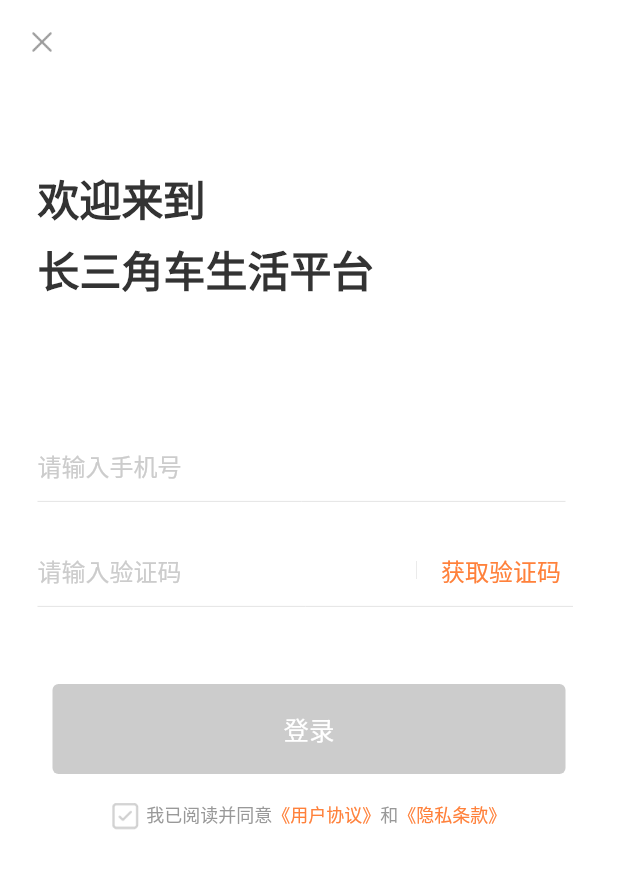
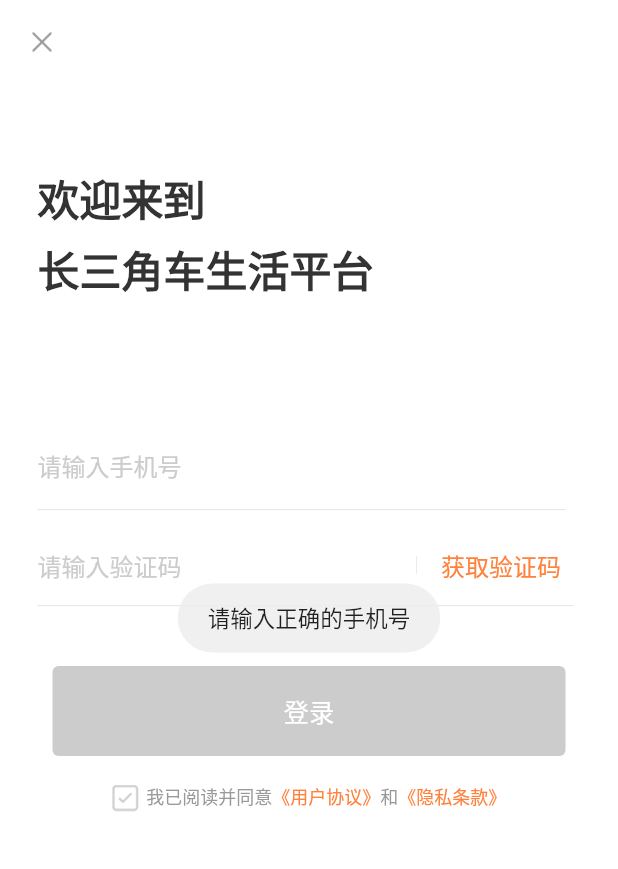
Before and after one commit to BillyZD/flutter, a Flutter app: the VerityCodeLoginWidget screen opened directly, after a tap on "登录", on a phone screen of 412 x 824 dp. Shown: the top 869 px of the screen. Run offline on Flutter 3.47's test engine with Material 2 defaults, Android fonts, the phone set to English and light mode, and no system bars; our stand-ins replace fluttertoast.

Commit message:
完成登录界面

```diff
--- /dev/null
+++ b/lib/Login/LoginModel.dart
@@ -0,0 +1,40 @@
+
+/*登录模型*/
+class LoginModel{
+
+  /*手机号最大长度*/
+  int maxPhoneCount = 11;
+
+  /*验证码最大长度*/
+  int maxVerityCode = 4;
+
+  /*是否选中协议*/
+  bool isSelectProtocol = false;
+
+  /*手机号*/
+  String? phoneText;
+
+  /*验证码*/
+  String? verityCode;
+
+  /*信息是否输入完成*/
+  bool isComplete() {
+    if (this.getErrText() == null){
+      return true;
+    }
+    return false;
+  }
+
+  /*获取错误信息*/
+  String? getErrText() {
+    if (this.phoneText == null || this.phoneText?.length != this.maxPhoneCount){
+      return '请输入正确的手机号';
+    }else if (this.verityCode == null || this.verityCode?.length != this.maxVerityCode){
+      return '请输入正确的验证码';
+    }else if (!this.isSelectProtocol) {
+      return '请同意协议';
+    }
+    return null;
+  }
+
+}
--- a/lib/Login/VerityCodeLoginWidget.dart
+++ b/lib/Login/VerityCodeLoginWidget.dart
@@ -1,8 +1,11 @@
 
 import 'package:flutter/gestures.dart';
 import 'package:flutter/material.dart';
+import 'package:flutter/rendering.dart';
+import 'package:flutter/services.dart';
 import 'package:flutter_app/Tool/TimerButtonWidget.dart';
 import 'package:flutter_app/Tool/ToolToastWidget.dart';
+import 'package:flutter_app/Login/LoginModel.dart';
 
 /*登录界面*/
 class VerityCodeLoginWidget extends StatefulWidget {
@@ -15,11 +18,12 @@ class VerityCodeLoginWidget extends StatefulWidget {
 
 class _VerityCodeLoginWidgetState extends State<VerityCodeLoginWidget> {
 
-  /*是否选中协议*/
-  bool isSelect = false;
-
-  /*按钮是否为可选中状态*/
-  bool isAllowLogin = false;
+  /*
+  * 登录模型
+  *
+  * 矫正信息是否输入完整
+  */
+  LoginModel loginModel = LoginModel();
 
   /*监听手机号输入框*/
   TextEditingController phoneController = TextEditingController();
@@ -66,10 +70,10 @@ class _VerityCodeLoginWidgetState extends State<VerityCodeLoginWidget> {
                         SizedBox(height: 40,),
                         this.getLoginButton(),
                         SizedBox(height: 18,),
-                        Center(child: this.getRichText(),)
+                        Center(child: this.getRichText(),),
                       ],
                     )
-                ))
+                )),
               ],
             )
         ),
@@ -97,13 +101,19 @@ class _VerityCodeLoginWidgetState extends State<VerityCodeLoginWidget> {
     ToolToast.showLongToast('点击隐私条款');
   }
 
+  void handleClickLoginAction() {
+    String? err = this.loginModel.getErrText();
+    if (err == null) {
+      this.sendLoginRequest();
+    }else {
+      ToolToast.showLongToast(err);
+    }
+  }
+
   /*更新界面状态*/
   void updateWidget(){
-    if (this.isSelect && phoneController.text.isNotEmpty && verityController.text.isNotEmpty) {
-      this.isAllowLogin = true;
-    }else {
-      this.isAllowLogin = false;
-    }
+    this.loginModel.phoneText = phoneController.text;
+    this.loginModel.verityCode = verityController.text;
     setState(() {});
   }
 
@@ -113,11 +123,19 @@ class _VerityCodeLoginWidgetState extends State<VerityCodeLoginWidget> {
     bool isAllow = phone.length == 11;
     if (isAllow) {
       this.focus.unfocus();
+      ToolToast.showLongToast('验证码发送成功');
     }else {
       ToolToast.showLongToast('请输入手机号');
     }
     return isAllow;
   }
+
+  /*发送登录请求*/
+  void sendLoginRequest() {
+    ToolToast.showLongToast('登录成功');
+  }
+
+
 
   /*获取顶部文字显示*/
   Widget getHeaderTextWidget(double width) {
@@ -151,27 +169,12 @@ class _VerityCodeLoginWidgetState extends State<VerityCodeLoginWidget> {
 
   Widget getPhoneTextFieldWidget() {
     return Container(
-      height: 60,
+      height: 54,
       padding: EdgeInsets.only(left: 25 , right: 35),
-      child: Column(
+      child: Flex(
+        direction: Axis.vertical,
         children: [
-          TextField(
-            keyboardType: TextInputType.phone,
-            controller: phoneController,
-            focusNode: this.focus,
-            style: TextStyle(
-                color: Color.fromRGBO(51, 51, 51, 1),
-                fontSize: 16
-            ),
-            decoration: InputDecoration(
-                hintText: '请输入手机号',
-                hintStyle: TextStyle(
-                  fontSize: 16,
-                  color: Color.fromRGBO(204, 204, 204, 1)
-                ),
-                border: InputBorder.none
-            ),
-          ),
+          Expanded(child: this.createPhoneTextFieldWidget()),
           Divider(color: Color.fromRGBO(228, 228, 228, 1), height: 0.5,)
         ],
       )
@@ -180,15 +183,48 @@ class _VerityCodeLoginWidgetState extends State<VerityCodeLoginWidget> {
 
   Widget getVerityCodeTextFieldWidget() {
     return Container(
-      height: 60,
+      height: 54,
       padding: EdgeInsets.only(left: 25 , right: 30),
-      child: Column(
+      child: Flex(
+        direction: Axis.vertical,
         children: [
-          Row(
+          Expanded(child: this.createVerityCodeTextFieldWidget(),),
+          Divider(color: Color.fromRGBO(228, 228, 228, 1), height: 0.5,)
+        ]
+      )
+    );
+  }
+
+  Widget createPhoneTextFieldWidget() {
+    return TextField(
+      maxLines: this.loginModel.maxPhoneCount,
+      keyboardType: TextInputType.phone,
+      controller: phoneController,
+      focusNode: this.focus,
+      maxLength: 11,
+      style: TextStyle(
+          color: Color.fromRGBO(51, 51, 51, 1),
+          fontSize: 16
+      ),
+      decoration: InputDecoration(
+          counterText:'',
+          hintText: '请输入手机号',
+          hintStyle: TextStyle(
+              fontSize: 16,
+              color: Color.fromRGBO(204, 204, 204, 1)
+          ),
+          border: InputBorder.none
+      ),
+    );
+  }
+
+  Widget createVerityCodeTextFieldWidget() {
+    return  Row(
       children: [
         Flexible(
           fit: FlexFit.loose,
           child: TextField(
+            maxLength: this.loginModel.maxVerityCode,
             keyboardType: TextInputType.number,
             controller: verityController,
             style: TextStyle(
@@ -197,11 +233,12 @@ class _VerityCodeLoginWidgetState extends State<VerityCodeLoginWidget> {
             ),
             decoration: InputDecoration(
               hintText: '请输入验证码',
+              border: InputBorder.none,
               hintStyle: TextStyle(
                 fontSize: 16,
-                          color: Color.fromRGBO(204, 204, 204, 1)
+                color: Color.fromRGBO(204, 204, 204, 1),
               ),
-                      border: InputBorder.none
+              counterText: '',
             ),
           ),
         ),
@@ -219,10 +256,6 @@ class _VerityCodeLoginWidgetState extends State<VerityCodeLoginWidget> {
           },
         )
       ],
-          ),
-          Divider(color: Color.fromRGBO(228, 228, 228, 1), height: 0.5,)
-        ],
-      )
     );
   }
 
@@ -237,14 +270,14 @@ class _VerityCodeLoginWidgetState extends State<VerityCodeLoginWidget> {
             style: ButtonStyle(
               backgroundColor: MaterialStateProperty.resolveWith((states) {
                 //默背景颜色
-                if (this.isAllowLogin) {
+                if (this.loginModel.isComplete()) {
                   return Color.fromRGBO(255, 129, 59, 1);
                 }
                 return Color.fromRGBO(204, 204, 204, 1);
               }),
             ),
             onPressed: (){
-
+              this.handleClickLoginAction();
             },
             child: Container(
               height: 60,
@@ -264,6 +297,7 @@ class _VerityCodeLoginWidgetState extends State<VerityCodeLoginWidget> {
     );
   }
 
+
   /*获取富文本的展示*/
   Widget getRichText() {
     return Container(
@@ -274,9 +308,9 @@ class _VerityCodeLoginWidgetState extends State<VerityCodeLoginWidget> {
             WidgetSpan(
               alignment: PlaceholderAlignment.middle,
               child: GestureDetector(
-                child: this.isSelect ? Image.asset('images/selected_box.png') : Image.asset('images/unSelect_box.png'),
+                child: this.loginModel.isSelectProtocol ? Image.asset('images/selected_box.png') : Image.asset('images/unSelect_box.png'),
                 onTap: (){
-                  this.isSelect = !this.isSelect;
+                  this.loginModel.isSelectProtocol = !this.loginModel.isSelectProtocol;
                   this.updateWidget();
                 },
               ),
```
Lines whose indentation alone changed are shown as unchanged.
